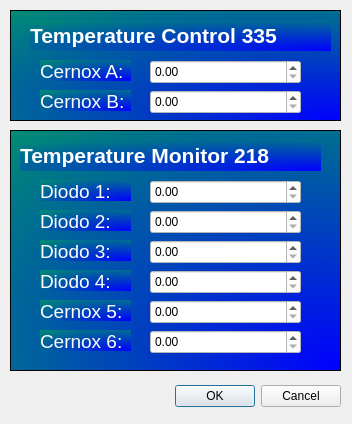
First picture: the form in MonTemp/fit.ui, repository Julian-RC/Inter-Mon-Temp, before the edit.
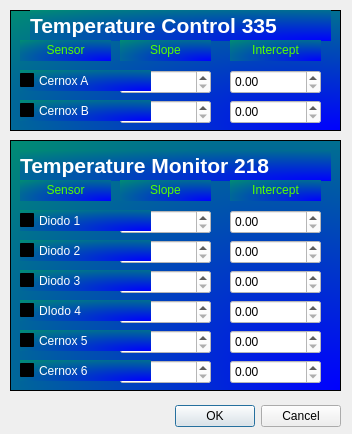
Second picture: the form after the edit.

```diff
--- a/MonTemp/fit.ui
+++ b/MonTemp/fit.ui
@@ -7,7 +7,7 @@
     <x>0</x>
     <y>0</y>
     <width>352</width>
-    <height>424</height>
+    <height>434</height>
    </rect>
   </property>
   <property name="windowTitle">
@@ -20,7 +20,7 @@
    <property name="geometry">
     <rect>
      <x>10</x>
-     <y>380</y>
+     <y>400</y>
      <width>331</width>
      <height>32</height>
     </rect>
@@ -38,7 +38,7 @@
      <x>10</x>
      <y>10</y>
      <width>331</width>
-     <height>111</height>
+     <height>121</height>
     </rect>
    </property>
    <property name="styleSheet">
@@ -50,12 +50,12 @@
    <property name="frameShadow">
     <enum>QFrame::Raised</enum>
    </property>
-   <widget class="QDoubleSpinBox" name="CB">
+   <widget class="QDoubleSpinBox" name="CB_M">
     <property name="geometry">
      <rect>
-      <x>140</x>
-      <y>80</y>
-      <width>151</width>
+      <x>110</x>
+      <y>90</y>
+      <width>91</width>
       <height>24</height>
      </rect>
     </property>
@@ -67,7 +67,7 @@
     <property name="geometry">
      <rect>
       <x>20</x>
-      <y>10</y>
+      <y>0</y>
       <width>301</width>
       <height>31</height>
      </rect>
@@ -79,28 +79,98 @@
      <string>&lt;html&gt;&lt;head/&gt;&lt;body&gt;&lt;p&gt;&lt;span style=&quot; font-size:16pt; font-weight:600; color:#ffffff;&quot;&gt;Temperature Control 335&lt;/span&gt;&lt;/p&gt;&lt;/body&gt;&lt;/html&gt;</string>
     </property>
    </widget>
+   <widget class="QDoubleSpinBox" name="CA_M">
+    <property name="geometry">
+     <rect>
+      <x>110</x>
+      <y>60</y>
+      <width>91</width>
+      <height>24</height>
+     </rect>
+    </property>
+    <property name="styleSheet">
+     <string notr="true">background-color: rgb(255, 255, 255);</string>
+    </property>
+   </widget>
+   <widget class="QCheckBox" name="CB">
+    <property name="geometry">
+     <rect>
+      <x>10</x>
+      <y>60</y>
+      <width>131</width>
+      <height>21</height>
+     </rect>
+    </property>
+    <property name="styleSheet">
+     <string notr="true">background-color: a( 0);
+color: rgb(255, 255, 255);</string>
+    </property>
+    <property name="text">
+     <string>Cernox A</string>
+    </property>
+   </widget>
+   <widget class="QCheckBox" name="CA_2">
+    <property name="geometry">
+     <rect>
+      <x>10</x>
+      <y>90</y>
+      <width>131</width>
+      <height>21</height>
+     </rect>
+    </property>
+    <property name="styleSheet">
+     <string notr="true">background-color: a( 0);
+color: rgb(255, 255, 255);</string>
+    </property>
+    <property name="text">
+     <string>Cernox B</string>
+    </property>
+   </widget>
    <widget class="QLabel" name="label_2">
     <property name="geometry">
      <rect>
-      <x>30</x>
-      <y>50</y>
+      <x>110</x>
+      <y>30</y>
       <width>91</width>
       <height>21</height>
      </rect>
     </property>
-    <property name="styleSheet">
-     <string notr="true">background-color: a(0);</string>
+    <property name="text">
+     <string>&lt;html&gt;&lt;head/&gt;&lt;body&gt;&lt;p align=&quot;center&quot;&gt;&lt;span style=&quot; color:#55ff00;&quot;&gt;Slope&lt;/span&gt;&lt;/p&gt;&lt;/body&gt;&lt;/html&gt;</string>
     </property>
+   </widget>
+   <widget class="QLabel" name="label_5">
+    <property name="geometry">
+     <rect>
+      <x>220</x>
+      <y>30</y>
+      <width>91</width>
+      <height>21</height>
+     </rect>
+    </property>
     <property name="text">
-     <string>&lt;html&gt;&lt;head/&gt;&lt;body&gt;&lt;p&gt;&lt;span style=&quot; font-size:14pt; color:#ffffff;&quot;&gt;Cernox A:&lt;/span&gt;&lt;/p&gt;&lt;/body&gt;&lt;/html&gt;</string>
+     <string>&lt;html&gt;&lt;head/&gt;&lt;body&gt;&lt;p align=&quot;center&quot;&gt;&lt;span style=&quot; color:#55ff00;&quot;&gt;Intercept&lt;/span&gt;&lt;/p&gt;&lt;/body&gt;&lt;/html&gt;</string>
     </property>
    </widget>
-   <widget class="QDoubleSpinBox" name="CA">
+   <widget class="QLabel" name="label_6">
     <property name="geometry">
      <rect>
-      <x>140</x>
-      <y>50</y>
-      <width>151</width>
+      <x>10</x>
+      <y>30</y>
+      <width>91</width>
+      <height>21</height>
+     </rect>
+    </property>
+    <property name="text">
+     <string>&lt;html&gt;&lt;head/&gt;&lt;body&gt;&lt;p align=&quot;center&quot;&gt;&lt;span style=&quot; color:#55ff00;&quot;&gt;Sensor&lt;/span&gt;&lt;/p&gt;&lt;/body&gt;&lt;/html&gt;</string>
+    </property>
+   </widget>
+   <widget class="QDoubleSpinBox" name="CA_I">
+    <property name="geometry">
+     <rect>
+      <x>220</x>
+      <y>60</y>
+      <width>91</width>
       <height>24</height>
      </rect>
     </property>
@@ -108,20 +178,17 @@
      <string notr="true">background-color: rgb(255, 255, 255);</string>
     </property>
    </widget>
-   <widget class="QLabel" name="label_3">
+   <widget class="QDoubleSpinBox" name="CB_I">
     <property name="geometry">
      <rect>
-      <x>30</x>
-      <y>80</y>
+      <x>220</x>
+      <y>90</y>
       <width>91</width>
-      <height>21</height>
+      <height>24</height>
      </rect>
     </property>
     <property name="styleSheet">
-     <string notr="true">background-color: a(0);</string>
-    </property>
-    <property name="text">
-     <string>&lt;html&gt;&lt;head/&gt;&lt;body&gt;&lt;p&gt;&lt;span style=&quot; font-size:14pt; color:#ffffff;&quot;&gt;Cernox B:&lt;/span&gt;&lt;/p&gt;&lt;/body&gt;&lt;/html&gt;</string>
+     <string notr="true">background-color: rgb(255, 255, 255);</string>
     </property>
    </widget>
   </widget>
@@ -129,9 +196,9 @@
    <property name="geometry">
     <rect>
      <x>10</x>
-     <y>130</y>
+     <y>140</y>
      <width>331</width>
-     <height>241</height>
+     <height>251</height>
     </rect>
    </property>
    <property name="styleSheet">
@@ -143,12 +210,12 @@
    <property name="frameShadow">
     <enum>QFrame::Raised</enum>
    </property>
-   <widget class="QDoubleSpinBox" name="D2">
+   <widget class="QDoubleSpinBox" name="D2_M">
     <property name="geometry">
      <rect>
-      <x>140</x>
-      <y>80</y>
-      <width>151</width>
+      <x>110</x>
+      <y>100</y>
+      <width>91</width>
       <height>24</height>
      </rect>
     </property>
@@ -161,7 +228,7 @@
      <rect>
       <x>10</x>
       <y>10</y>
-      <width>301</width>
+      <width>311</width>
       <height>31</height>
      </rect>
     </property>
@@ -172,28 +239,38 @@
      <string>&lt;html&gt;&lt;head/&gt;&lt;body&gt;&lt;p&gt;&lt;span style=&quot; font-size:16pt; font-weight:600; color:#ffffff;&quot;&gt;Temperature Monitor 218&lt;/span&gt;&lt;/p&gt;&lt;/body&gt;&lt;/html&gt;</string>
     </property>
    </widget>
-   <widget class="QLabel" name="label_5">
+   <widget class="QDoubleSpinBox" name="D1_M">
     <property name="geometry">
      <rect>
-      <x>30</x>
-      <y>50</y>
+      <x>110</x>
+      <y>70</y>
       <width>91</width>
-      <height>21</height>
+      <height>24</height>
      </rect>
     </property>
     <property name="styleSheet">
-     <string notr="true">background-color: a(0);</string>
+     <string notr="true">background-color: rgb(255, 255, 255);</string>
     </property>
-    <property name="text">
-     <string>&lt;html&gt;&lt;head/&gt;&lt;body&gt;&lt;p&gt;&lt;span style=&quot; font-size:14pt; color:#ffffff;&quot;&gt;Diodo 1:&lt;/span&gt;&lt;/p&gt;&lt;/body&gt;&lt;/html&gt;</string>
+   </widget>
+   <widget class="QDoubleSpinBox" name="D4_M">
+    <property name="geometry">
+     <rect>
+      <x>110</x>
+      <y>160</y>
+      <width>91</width>
+      <height>24</height>
+     </rect>
     </property>
+    <property name="styleSheet">
+     <string notr="true">background-color: rgb(255, 255, 255);</string>
+    </property>
    </widget>
-   <widget class="QDoubleSpinBox" name="D1">
+   <widget class="QDoubleSpinBox" name="C5_M">
     <property name="geometry">
      <rect>
-      <x>140</x>
-      <y>50</y>
-      <width>151</width>
+      <x>110</x>
+      <y>190</y>
+      <width>91</width>
       <height>24</height>
      </rect>
     </property>
@@ -201,92 +278,205 @@
      <string notr="true">background-color: rgb(255, 255, 255);</string>
     </property>
    </widget>
-   <widget class="QLabel" name="label_6">
+   <widget class="QDoubleSpinBox" name="C6_M">
     <property name="geometry">
      <rect>
-      <x>30</x>
-      <y>80</y>
+      <x>110</x>
+      <y>220</y>
       <width>91</width>
+      <height>24</height>
+     </rect>
+    </property>
+    <property name="styleSheet">
+     <string notr="true">background-color: rgb(255, 255, 255);</string>
+    </property>
+   </widget>
+   <widget class="QDoubleSpinBox" name="D3_M">
+    <property name="geometry">
+     <rect>
+      <x>110</x>
+      <y>130</y>
+      <width>91</width>
+      <height>24</height>
+     </rect>
+    </property>
+    <property name="styleSheet">
+     <string notr="true">background-color: rgb(255, 255, 255);</string>
+    </property>
+   </widget>
+   <widget class="QCheckBox" name="D1">
+    <property name="geometry">
+     <rect>
+      <x>10</x>
+      <y>70</y>
+      <width>131</width>
       <height>21</height>
      </rect>
     </property>
     <property name="styleSheet">
-     <string notr="true">background-color: a(0);</string>
+     <string notr="true">background-color: a( 0);
+color: rgb(255, 255, 255);</string>
     </property>
     <property name="text">
-     <string>&lt;html&gt;&lt;head/&gt;&lt;body&gt;&lt;p&gt;&lt;span style=&quot; font-size:14pt; color:#ffffff;&quot;&gt;Diodo 2:&lt;/span&gt;&lt;/p&gt;&lt;/body&gt;&lt;/html&gt;</string>
+     <string>Diodo 1</string>
+    </property>
+   </widget>
+   <widget class="QCheckBox" name="C6">
+    <property name="geometry">
+     <rect>
+      <x>10</x>
+      <y>220</y>
+      <width>131</width>
+      <height>21</height>
+     </rect>
+    </property>
+    <property name="styleSheet">
+     <string notr="true">background-color: a( 0);
+color: rgb(255, 255, 255);</string>
+    </property>
+    <property name="text">
+     <string>Cernox 6</string>
+    </property>
+   </widget>
+   <widget class="QCheckBox" name="C5">
+    <property name="geometry">
+     <rect>
+      <x>10</x>
+      <y>190</y>
+      <width>131</width>
+      <height>21</height>
+     </rect>
+    </property>
+    <property name="styleSheet">
+     <string notr="true">background-color: a( 0);
+color: rgb(255, 255, 255);</string>
+    </property>
+    <property name="text">
+     <string>Cernox 5</string>
+    </property>
+   </widget>
+   <widget class="QCheckBox" name="D4">
+    <property name="geometry">
+     <rect>
+      <x>10</x>
+      <y>160</y>
+      <width>131</width>
+      <height>21</height>
+     </rect>
+    </property>
+    <property name="styleSheet">
+     <string notr="true">background-color: a( 0);
+color: rgb(255, 255, 255);</string>
+    </property>
+    <property name="text">
+     <string>DIodo 4</string>
+    </property>
+   </widget>
+   <widget class="QCheckBox" name="D3">
+    <property name="geometry">
+     <rect>
+      <x>10</x>
+      <y>130</y>
+      <width>131</width>
+      <height>21</height>
+     </rect>
+    </property>
+    <property name="styleSheet">
+     <string notr="true">background-color: a( 0);
+color: rgb(255, 255, 255);</string>
+    </property>
+    <property name="text">
+     <string>Diodo 3</string>
+    </property>
+   </widget>
+   <widget class="QCheckBox" name="D2">
+    <property name="geometry">
+     <rect>
+      <x>10</x>
+      <y>100</y>
+      <width>131</width>
+      <height>21</height>
+     </rect>
+    </property>
+    <property name="styleSheet">
+     <string notr="true">background-color: a( 0);
+color: rgb(255, 255, 255);</string>
+    </property>
+    <property name="text">
+     <string>Diodo 2</string>
+    </property>
+   </widget>
+   <widget class="QLabel" name="label_7">
+    <property name="geometry">
+     <rect>
+      <x>10</x>
+      <y>40</y>
+      <width>91</width>
+      <height>21</height>
+     </rect>
+    </property>
+    <property name="text">
+     <string>&lt;html&gt;&lt;head/&gt;&lt;body&gt;&lt;p align=&quot;center&quot;&gt;&lt;span style=&quot; color:#55ff00;&quot;&gt;Sensor&lt;/span&gt;&lt;/p&gt;&lt;/body&gt;&lt;/html&gt;</string>
+    </property>
+   </widget>
+   <widget class="QLabel" name="label_3">
+    <property name="geometry">
+     <rect>
+      <x>110</x>
+      <y>40</y>
+      <width>91</width>
+      <height>21</height>
+     </rect>
+    </property>
+    <property name="text">
+     <string>&lt;html&gt;&lt;head/&gt;&lt;body&gt;&lt;p align=&quot;center&quot;&gt;&lt;span style=&quot; color:#55ff00;&quot;&gt;Slope&lt;/span&gt;&lt;/p&gt;&lt;/body&gt;&lt;/html&gt;</string>
     </property>
    </widget>
    <widget class="QLabel" name="label_8">
     <property name="geometry">
      <rect>
-      <x>30</x>
-      <y>110</y>
+      <x>220</x>
+      <y>40</y>
       <width>91</width>
       <height>21</height>
      </rect>
     </property>
-    <property name="styleSheet">
-     <string notr="true">background-color: a(0);</string>
-    </property>
     <property name="text">
-     <string>&lt;html&gt;&lt;head/&gt;&lt;body&gt;&lt;p&gt;&lt;span style=&quot; font-size:14pt; color:#ffffff;&quot;&gt;Diodo 3:&lt;/span&gt;&lt;/p&gt;&lt;/body&gt;&lt;/html&gt;</string>
+     <string>&lt;html&gt;&lt;head/&gt;&lt;body&gt;&lt;p align=&quot;center&quot;&gt;&lt;span style=&quot; color:#55ff00;&quot;&gt;Intercept&lt;/span&gt;&lt;/p&gt;&lt;/body&gt;&lt;/html&gt;</string>
     </property>
    </widget>
-   <widget class="QLabel" name="label_9">
+   <widget class="QDoubleSpinBox" name="D1_I">
     <property name="geometry">
      <rect>
-      <x>30</x>
-      <y>140</y>
+      <x>220</x>
+      <y>70</y>
       <width>91</width>
-      <height>21</height>
+      <height>24</height>
      </rect>
     </property>
     <property name="styleSheet">
-     <string notr="true">background-color: a(0);</string>
+     <string notr="true">background-color: rgb(255, 255, 255);</string>
     </property>
-    <property name="text">
-     <string>&lt;html&gt;&lt;head/&gt;&lt;body&gt;&lt;p&gt;&lt;span style=&quot; font-size:14pt; color:#ffffff;&quot;&gt;Diodo 4:&lt;/span&gt;&lt;/p&gt;&lt;/body&gt;&lt;/html&gt;</string>
-    </property>
    </widget>
-   <widget class="QLabel" name="label_10">
+   <widget class="QDoubleSpinBox" name="D2_I">
     <property name="geometry">
      <rect>
-      <x>30</x>
-      <y>170</y>
+      <x>220</x>
+      <y>100</y>
       <width>91</width>
-      <height>21</height>
+      <height>24</height>
      </rect>
     </property>
     <property name="styleSheet">
-     <string notr="true">background-color: a(0);</string>
+     <string notr="true">background-color: rgb(255, 255, 255);</string>
     </property>
-    <property name="text">
-     <string>&lt;html&gt;&lt;head/&gt;&lt;body&gt;&lt;p&gt;&lt;span style=&quot; font-size:14pt; color:#ffffff;&quot;&gt;Cernox 5:&lt;/span&gt;&lt;/p&gt;&lt;/body&gt;&lt;/html&gt;</string>
-    </property>
    </widget>
-   <widget class="QLabel" name="label_11">
+   <widget class="QDoubleSpinBox" name="D3_I">
     <property name="geometry">
      <rect>
-      <x>30</x>
-      <y>200</y>
+      <x>220</x>
+      <y>130</y>
       <width>91</width>
-      <height>21</height>
-     </rect>
-    </property>
-    <property name="styleSheet">
-     <string notr="true">background-color: a(0);</string>
-    </property>
-    <property name="text">
-     <string>&lt;html&gt;&lt;head/&gt;&lt;body&gt;&lt;p&gt;&lt;span style=&quot; font-size:14pt; color:#ffffff;&quot;&gt;Cernox 6:&lt;/span&gt;&lt;/p&gt;&lt;/body&gt;&lt;/html&gt;</string>
-    </property>
-   </widget>
-   <widget class="QDoubleSpinBox" name="D4">
-    <property name="geometry">
-     <rect>
-      <x>140</x>
-      <y>140</y>
-      <width>151</width>
       <height>24</height>
      </rect>
     </property>
@@ -294,12 +484,12 @@
      <string notr="true">background-color: rgb(255, 255, 255);</string>
     </property>
    </widget>
-   <widget class="QDoubleSpinBox" name="C5">
+   <widget class="QDoubleSpinBox" name="D4_I">
     <property name="geometry">
      <rect>
-      <x>140</x>
-      <y>170</y>
-      <width>151</width>
+      <x>220</x>
+      <y>160</y>
+      <width>91</width>
       <height>24</height>
      </rect>
     </property>
@@ -307,12 +497,12 @@
      <string notr="true">background-color: rgb(255, 255, 255);</string>
     </property>
    </widget>
-   <widget class="QDoubleSpinBox" name="C6">
+   <widget class="QDoubleSpinBox" name="C5_I">
     <property name="geometry">
      <rect>
-      <x>140</x>
-      <y>200</y>
-      <width>151</width>
+      <x>220</x>
+      <y>190</y>
+      <width>91</width>
       <height>24</height>
      </rect>
     </property>
@@ -320,12 +510,12 @@
      <string notr="true">background-color: rgb(255, 255, 255);</string>
     </property>
    </widget>
-   <widget class="QDoubleSpinBox" name="D3">
+   <widget class="QDoubleSpinBox" name="C6_I">
     <property name="geometry">
      <rect>
-      <x>140</x>
-      <y>110</y>
-      <width>151</width>
+      <x>220</x>
+      <y>220</y>
+      <width>91</width>
       <height>24</height>
      </rect>
     </property>
```
